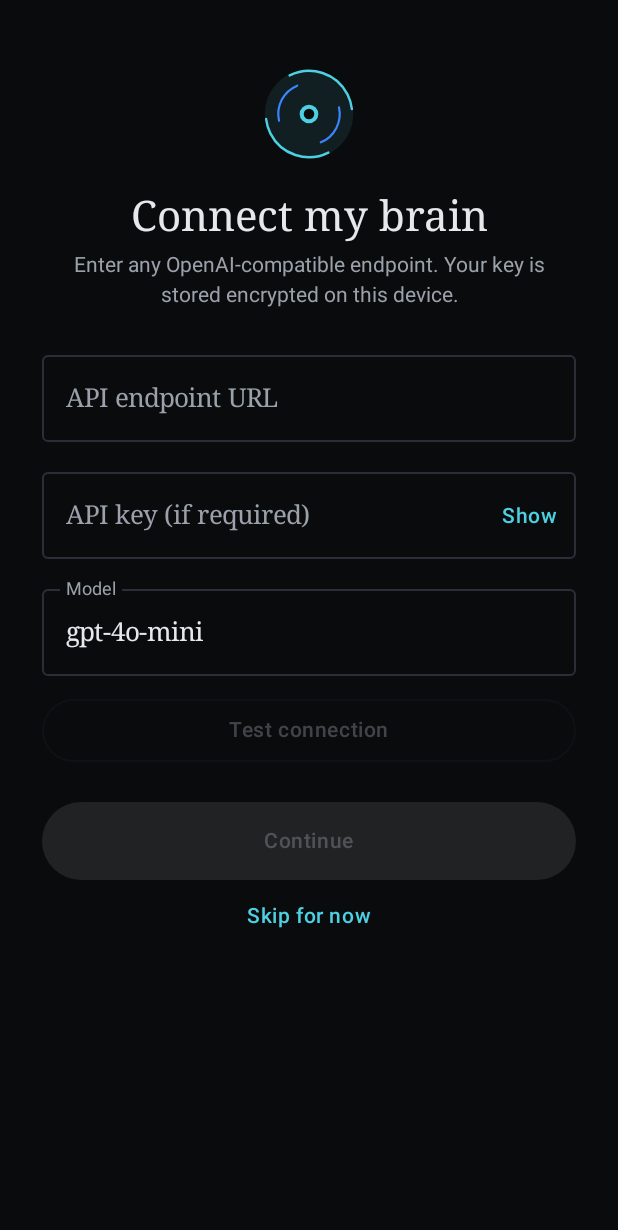
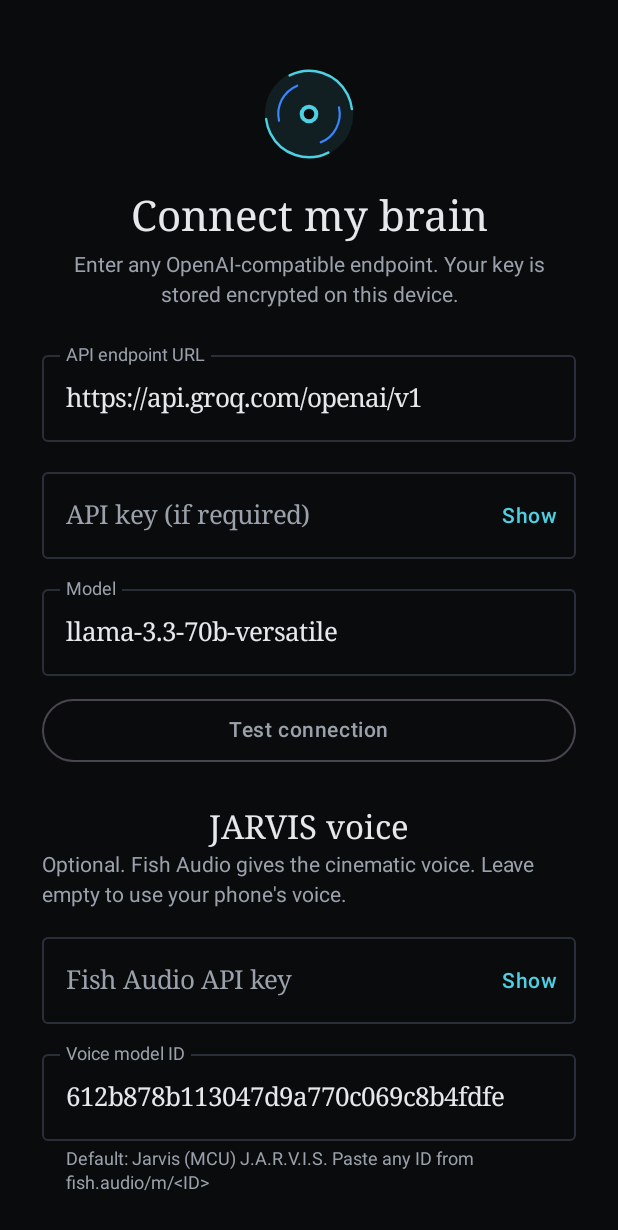
Before and after one commit to royfarid2/jarvisappai, an Android app built with Jetpack Compose: the screen it shows after launch (MainActivity), after a tap on "Get started", on a phone screen of 412 x 824 dp. Shown: the top 1230 px of the screen. Run offline under Robolectric (Android 15) with nearby library versions, the phone set to English and light mode, and no system bars; our stand-ins replace Room's generated code; pictures from the network do not load; 3 statements that could not run were skipped.

Commit message:
Groq + Fish Audio + HUD style

```diff
--- a/app/src/main/java/com/jarvis/ai/data/Models.kt
+++ b/app/src/main/java/com/jarvis/ai/data/Models.kt
@@ -4,19 +4,20 @@ import androidx.room.*
 import kotlinx.coroutines.flow.Flow
 
 data class Settings(
-    val endpoint: String = "",
+    val endpoint: String = "https://api.groq.com/openai/v1",
     val apiKey: String = "",
-    val model: String = "gpt-4o-mini",
+    val model: String = "llama-3.3-70b-versatile",
     val voiceName: String = "",          // "" = auto (best British male voice)
-    val rate: Float = 0.92f,
+    val rate: Float = 1.0f,
     val pitch: Float = 0.80f,
     val language: String = "en-GB",      // speech-recognition language
     val dark: Boolean = true,
     val autoVoice: Boolean = true,
     val handsFree: Boolean = false,
-    val cloudTts: Boolean = false,
-    val cloudTtsModel: String = "tts-1",
-    val cloudVoice: String = "onyx",
+    val cloudTts: Boolean = true,        // use Fish Audio when a key is present
+    val fishKey: String = "",
+    val fishVoiceId: String = "612b878b113047d9a770c069c8b4fdfe",   // "Jarvis (MCU) J.A.R.V.I.S" on Fish Audio
+    val fishModel: String = "s2.1-pro-free",
     val onboarded: Boolean = false,
 )
 
--- a/app/src/main/java/com/jarvis/ai/data/SettingsRepo.kt
+++ b/app/src/main/java/com/jarvis/ai/data/SettingsRepo.kt
@@ -29,6 +29,10 @@ class SecureStore(private val ctx: Context) {
         get() = prefs.getString("api_key", "") ?: ""
         set(v) { prefs.edit().putString("api_key", v).apply() }
 
+    var fishKey: String
+        get() = prefs.getString("fish_key", "") ?: ""
+        set(v) { prefs.edit().putString("fish_key", v).apply() }
+
     private companion object { const val FILE = "jarvis_secure" }
 }
 
@@ -50,19 +54,21 @@ class SettingsRepo(private val ctx: Context) {
             autoVoice = p[AUTO_VOICE] ?: d.autoVoice,
             handsFree = p[HANDS_FREE] ?: d.handsFree,
             cloudTts = p[CLOUD] ?: d.cloudTts,
-            cloudTtsModel = p[CLOUD_MODEL] ?: d.cloudTtsModel,
-            cloudVoice = p[CLOUD_VOICE] ?: d.cloudVoice,
+            fishKey = secure.fishKey,
+            fishVoiceId = p[FISH_VOICE] ?: d.fishVoiceId,
+            fishModel = p[FISH_MODEL] ?: d.fishModel,
             onboarded = p[ONBOARDED] ?: d.onboarded,
         )
     }
 
     suspend fun save(s: Settings) = withContext(Dispatchers.IO) {
         secure.apiKey = s.apiKey.trim()
+        secure.fishKey = s.fishKey.trim()
         ctx.dataStore.edit { p ->
             p[ENDPOINT] = s.endpoint.trim(); p[MODEL] = s.model.trim(); p[VOICE] = s.voiceName
             p[RATE] = s.rate; p[PITCH] = s.pitch; p[LANG] = s.language; p[DARK] = s.dark
             p[AUTO_VOICE] = s.autoVoice; p[HANDS_FREE] = s.handsFree; p[CLOUD] = s.cloudTts
-            p[CLOUD_MODEL] = s.cloudTtsModel.trim(); p[CLOUD_VOICE] = s.cloudVoice.trim()
+            p[FISH_VOICE] = s.fishVoiceId.trim(); p[FISH_MODEL] = s.fishModel.trim()
             p[ONBOARDED] = s.onboarded
         }
     }
@@ -78,8 +84,8 @@ class SettingsRepo(private val ctx: Context) {
         val AUTO_VOICE = booleanPreferencesKey("auto_voice")
         val HANDS_FREE = booleanPreferencesKey("hands_free")
         val CLOUD = booleanPreferencesKey("cloud_tts")
-        val CLOUD_MODEL = stringPreferencesKey("cloud_tts_model")
-        val CLOUD_VOICE = stringPreferencesKey("cloud_voice")
+        val FISH_VOICE = stringPreferencesKey("fish_voice_id")
+        val FISH_MODEL = stringPreferencesKey("fish_model")
         val ONBOARDED = booleanPreferencesKey("onboarded")
     }
 }
--- a/app/src/main/java/com/jarvis/ai/ui/Onboarding.kt
+++ b/app/src/main/java/com/jarvis/ai/ui/Onboarding.kt
@@ -60,6 +60,13 @@ fun OnboardingScreen(vm: MainViewModel) {
                 )
                 Spacer(Modifier.height(24.dp))
                 ConnectionFields(vm, draft) { draft = it }
+                Spacer(Modifier.height(28.dp))
+                Text("JARVIS voice", style = MaterialTheme.typography.titleLarge)
+                Spacer(Modifier.height(4.dp))
+                Text("Optional. Fish Audio gives the cinematic voice. Leave empty to use your phone's voice.",
+                    style = MaterialTheme.typography.bodyMedium, color = MaterialTheme.colorScheme.onSurfaceVariant)
+                Spacer(Modifier.height(12.dp))
+                VoiceFields(draft) { draft = it }
                 Spacer(Modifier.height(24.dp))
                 Button(
                     { vm.saveSettings(draft.copy(onboarded = true)) },
@@ -109,3 +116,27 @@ fun ConnectionFields(vm: MainViewModel, d: Settings, onChange: (Settings) -> Uni
         }
     }
 }
+
+/** Fish Audio key + voice model id + model tier. */
+@Composable
+fun VoiceFields(d: Settings, onChange: (Settings) -> Unit) {
+    var show by remember { mutableStateOf(false) }
+    Column(verticalArrangement = Arrangement.spacedBy(12.dp)) {
+        OutlinedTextField(
+            d.fishKey, { onChange(d.copy(fishKey = it)) }, Modifier.fillMaxWidth(),
+            label = { Text("Fish Audio API key") }, singleLine = true,
+            visualTransformation = if (show) androidx.compose.ui.text.input.VisualTransformation.None else PasswordVisualTransformation(),
+            trailingIcon = { TextButton({ show = !show }) { Text(if (show) "Hide" else "Show") } },
+        )
+        OutlinedTextField(
+            d.fishVoiceId, { onChange(d.copy(fishVoiceId = it)) }, Modifier.fillMaxWidth(),
+            label = { Text("Voice model ID") }, singleLine = true,
+            supportingText = { Text("Default: Jarvis (MCU) J.A.R.V.I.S. Paste any ID from fish.audio/m/<ID>") },
+        )
+        OutlinedTextField(
+            d.fishModel, { onChange(d.copy(fishModel = it)) }, Modifier.fillMaxWidth(),
+            label = { Text("Fish model") }, singleLine = true,
+            supportingText = { Text("s2.1-pro-free (free tier) or s2.1-pro") },
+        )
+    }
+}
--- a/app/src/main/java/com/jarvis/ai/ui/Theme.kt
+++ b/app/src/main/java/com/jarvis/ai/ui/Theme.kt
@@ -39,7 +39,8 @@ private val JarvisTypography = Typography(
     bodyMedium = TextStyle(fontFamily = Sans, fontSize = 14.sp, lineHeight = 20.sp),
     bodySmall = TextStyle(fontFamily = Sans, fontSize = 12.sp, lineHeight = 16.sp),
     labelLarge = TextStyle(fontFamily = Sans, fontSize = 14.sp, fontWeight = FontWeight.Medium, letterSpacing = 0.4.sp),
-    labelSmall = TextStyle(fontFamily = Sans, fontSize = 11.sp, fontWeight = FontWeight.Medium, letterSpacing = 1.6.sp),
+    labelSmall = TextStyle(fontFamily = FontFamily.Monospace, fontSize = 11.sp, fontWeight = FontWeight.Medium, letterSpacing = 2.sp),
+    labelMedium = TextStyle(fontFamily = FontFamily.Monospace, fontSize = 12.sp, letterSpacing = 1.4.sp),
 )
 
 @Composable
--- a/app/src/main/java/com/jarvis/ai/voice/TtsManager.kt
+++ b/app/src/main/java/com/jarvis/ai/voice/TtsManager.kt
@@ -21,7 +21,7 @@ import kotlin.coroutines.resume
 /**
  * Speech output. Two engines:
  *  1. Android TextToSpeech - picks a British (en-GB) male voice, low pitch by default.
- *  2. Optional cloud TTS via the configured OpenAI-compatible /audio/speech endpoint.
+ *  2. Fish Audio cloud TTS (JARVIS voice model) when a Fish key is configured; falls back to 1 on failure.
  * Chunks are queued so speech starts while the reply is still streaming.
  */
 class TtsManager(
@@ -81,7 +81,7 @@ class TtsManager(
         if (t.isEmpty()) return
         pending.incrementAndGet()
         _speaking.value = true
-        if (settings.cloudTts && settings.endpoint.isNotBlank()) queue.trySend(t) else speakLocal(t)
+        if (settings.cloudTts && settings.fishKey.isNotBlank()) queue.trySend(t) else speakLocal(t)
     }
 
     fun stop() {
```
Also changed, not shown: app/src/main/java/com/jarvis/ai/MainViewModel.kt (+11 -0 lines), app/src/main/java/com/jarvis/ai/net/ApiClient.kt (+25 -9 lines), app/src/main/java/com/jarvis/ai/ui/BootScreen.kt (added, +48 -0 lines), app/src/main/java/com/jarvis/ai/ui/ChatScreen.kt (+7 -3 lines), app/src/main/java/com/jarvis/ai/ui/Components.kt (+26 -0 lines), app/src/main/java/com/jarvis/ai/ui/Root.kt (+8 -3 lines), app/src/main/java/com/jarvis/ai/ui/SettingsScreen.kt (+4 -8 lines), 1 other file.
